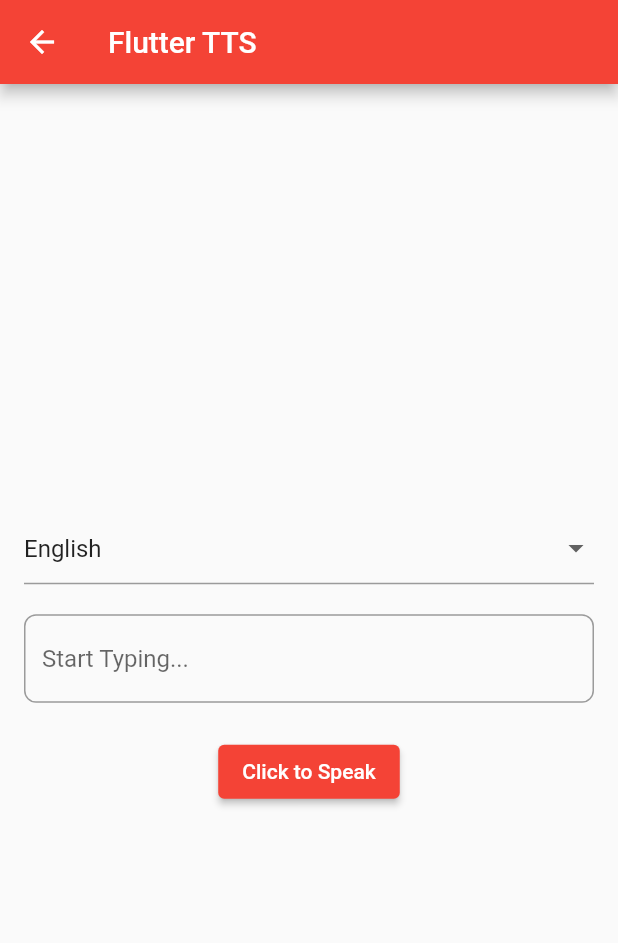
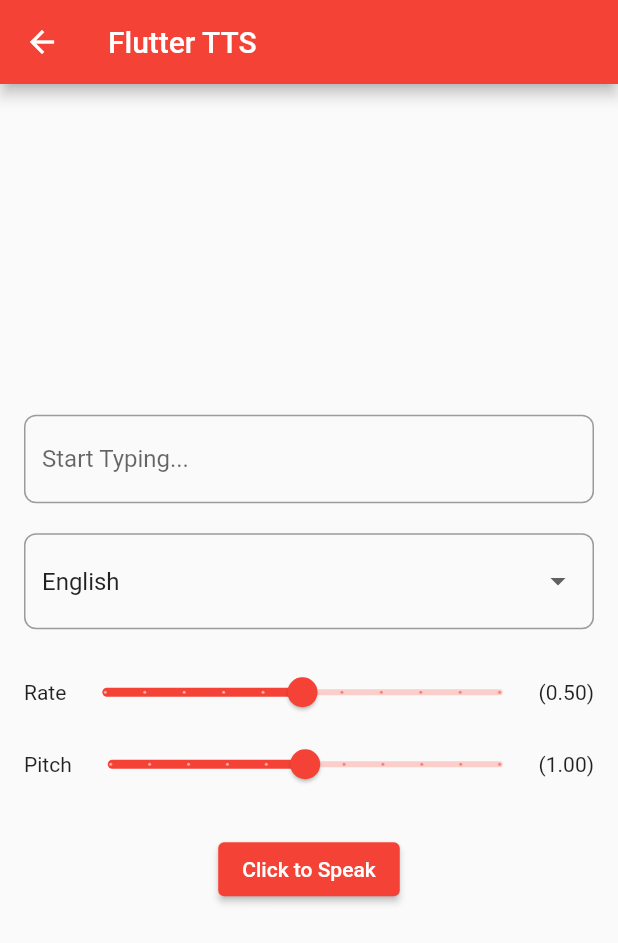
Before and after one commit to MohamedAskar/speech_project, a Flutter app: the TextToSpeechScreen screen opened directly, on a phone screen of 412 x 824 dp. Shown: the top 943 px of the screen. Run offline on Flutter 3.47's test engine with Material 2 defaults, Android fonts, the phone set to English and light mode, and no system bars; our stand-ins replace avatar_glow, flutter_tts, speech_to_text.

Commit message:
update pitch and rate

```diff
--- a/lib/main.dart
+++ b/lib/main.dart
@@ -79,12 +79,15 @@
 
   speak(String text) async {
     await flutterTts.setLanguage(languageCode);
-    await flutterTts.setPitch(1);
+    await flutterTts.setPitch(pitch);
+    await flutterTts.setSpeechRate(rate);
     await flutterTts.setVolume(1.0);
     await flutterTts.speak(text);
   }
 
   String text = '';
+  double rate = 0.5; // Range: 0-2
+  double pitch = 1.0; // Range: 0-2
 
   @override
   Widget build(BuildContext context) {
@@ -99,28 +102,6 @@
         child: Column(
           mainAxisSize: MainAxisSize.min,
           children: [
-            DropdownButtonFormField(
-                value: languageCode,
-                items: const <DropdownMenuItem<String>>[
-                  DropdownMenuItem(
-                    value: "it-IT",
-                    child: Text('Italian'),
-                  ),
-                  DropdownMenuItem(
-                    value: "en-US",
-                    child: Text('English'),
-                  ),
-                  DropdownMenuItem(
-                    value: "fr-FR",
-                    child: Text('French'),
-                  ),
-                ],
-                onChanged: (value) {
-                  setState(() {
-                    languageCode = value.toString();
-                  });
-                }),
-            const SizedBox(height: 20),
             TextFormField(
               onFieldSubmitted: (value) {
                 setState(() {
@@ -142,6 +123,74 @@
                 hintText: 'Start Typing...',
                 // hintStyle: textUtils.textFieldHintStyle,
               ),
+            ),
+            const SizedBox(height: 20),
+            DropdownButtonFormField(
+                value: languageCode,
+                decoration: const InputDecoration(
+                  border: OutlineInputBorder(
+                      borderRadius: BorderRadius.all(Radius.circular(8)),
+                      borderSide: BorderSide(width: 2, color: Colors.black)),
+                ),
+                items: const <DropdownMenuItem<String>>[
+                  DropdownMenuItem(
+                    value: "it-IT",
+                    child: Text('Italian'),
+                  ),
+                  DropdownMenuItem(
+                    value: "en-US",
+                    child: Text('English'),
+                  ),
+                  DropdownMenuItem(
+                    value: "fr-FR",
+                    child: Text('French'),
+                  ),
+                ],
+                onChanged: (value) {
+                  setState(() {
+                    languageCode = value.toString();
+                  });
+                }),
+            const SizedBox(height: 18),
+            Row(
+              children: <Widget>[
+                const Text('Rate'),
+                Expanded(
+                  child: Slider(
+                    value: rate,
+                    min: 0,
+                    max: 1,
+                    divisions: 10,
+                    label: rate.toString(),
+                    onChanged: (double value) {
+                      setState(() {
+                        rate = value;
+                      });
+                    },
+                  ),
+                ),
+                Text('(${rate.toStringAsFixed(2)})'),
+              ],
+            ),
+            Row(
+              children: <Widget>[
+                const Text('Pitch'),
+                Expanded(
+                  child: Slider(
+                    value: pitch,
+                    min: 0,
+                    max: 2,
+                    divisions: 10,
+                    label: pitch.toString(),
+                    onChanged: (double value) {
+                      setState(() {
+                        pitch = value;
+                      });
+                    },
+                  ),
+                ),
+                Text('(${pitch.toStringAsFixed(2)})'),
+              ],
             ),
             const SizedBox(height: 22),
             ElevatedButton(
```
